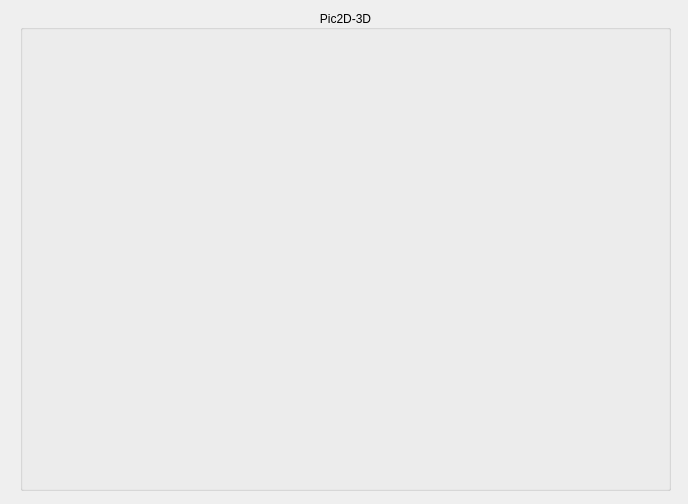
The window that widget.ui (bbxytl/Head3D_Qt_OpenGL) describes before a commit, drawn with Qt 5.
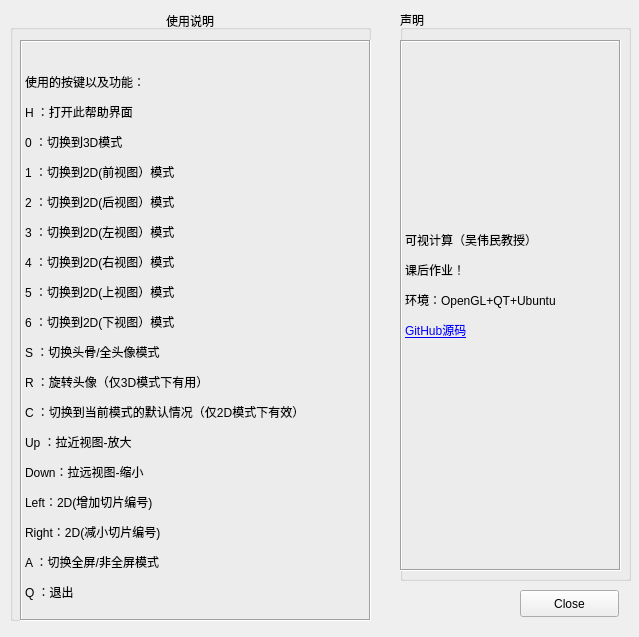
The same window after the commit.

```diff
--- a/widget.ui
+++ b/widget.ui
@@ -6,8 +6,8 @@
    <rect>
     <x>0</x>
     <y>0</y>
-    <width>688</width>
-    <height>504</height>
+    <width>639</width>
+    <height>637</height>
    </rect>
   </property>
   <property name="windowTitle">
@@ -16,32 +16,89 @@
   <widget class="QGroupBox" name="groupBox">
    <property name="geometry">
     <rect>
-     <x>20</x>
+     <x>10</x>
      <y>10</y>
-     <width>651</width>
-     <height>481</height>
+     <width>361</width>
+     <height>611</height>
     </rect>
    </property>
    <property name="layoutDirection">
     <enum>Qt::LeftToRight</enum>
    </property>
    <property name="title">
-    <string>Pic2D-3D</string>
+    <string>使用说明</string>
    </property>
    <property name="alignment">
     <set>Qt::AlignCenter</set>
    </property>
-   <widget class="QWidget" name="widget_nehe" native="true">
+   <widget class="QLabel" name="label">
+    <property name="geometry">
+     <rect>
+      <x>10</x>
+      <y>30</y>
+      <width>351</width>
+      <height>581</height>
+     </rect>
+    </property>
+    <property name="frameShape">
+     <enum>QFrame::Box</enum>
+    </property>
+    <property name="frameShadow">
+     <enum>QFrame::Sunken</enum>
+    </property>
+    <property name="text">
+     <string>&lt;html&gt;&lt;head/&gt;&lt;body&gt;&lt;p&gt;&lt;br/&gt;使用的按键以及功能：&lt;/p&gt;&lt;p&gt;H ：打开此帮助界面 &lt;/p&gt;&lt;p&gt;0 ：切换到3D模式 &lt;/p&gt;&lt;p&gt;1 ：切换到2D(前视图）模式 &lt;/p&gt;&lt;p&gt;2 ：切换到2D(后视图）模式 &lt;/p&gt;&lt;p&gt;3 ：切换到2D(左视图）模式 &lt;/p&gt;&lt;p&gt;4 ：切换到2D(右视图）模式 &lt;/p&gt;&lt;p&gt;5 ：切换到2D(上视图）模式 &lt;/p&gt;&lt;p&gt;6 ：切换到2D(下视图）模式&lt;/p&gt;&lt;p&gt;S ：切换头骨/全头像模式&lt;/p&gt;&lt;p&gt;R ：旋转头像（仅3D模式下有用）&lt;/p&gt;&lt;p&gt;C ：切换到当前模式的默认情况（仅2D模式下有效）&lt;/p&gt;&lt;p&gt;Up ：拉近视图-放大&lt;/p&gt;&lt;p&gt;Down：拉远视图-缩小&lt;/p&gt;&lt;p&gt;Left：2D(增加切片编号)&lt;/p&gt;&lt;p&gt;Right：2D(减小切片编号)&lt;/p&gt;&lt;p&gt;A ：切换全屏/非全屏模式&lt;/p&gt;&lt;p&gt;Q ：退出&lt;/p&gt;&lt;/body&gt;&lt;/html&gt;</string>
+    </property>
+   </widget>
+  </widget>
+  <widget class="QGroupBox" name="groupBox_2">
+   <property name="geometry">
+    <rect>
+     <x>400</x>
+     <y>10</y>
+     <width>231</width>
+     <height>571</height>
+    </rect>
+   </property>
+   <property name="layoutDirection">
+    <enum>Qt::LeftToRight</enum>
+   </property>
+   <property name="title">
+    <string>声明</string>
+   </property>
+   <widget class="QLabel" name="label_2">
     <property name="geometry">
      <rect>
       <x>0</x>
       <y>30</y>
-      <width>471</width>
-      <height>411</height>
+      <width>221</width>
+      <height>531</height>
      </rect>
     </property>
+    <property name="frameShape">
+     <enum>QFrame::Box</enum>
+    </property>
+    <property name="frameShadow">
+     <enum>QFrame::Sunken</enum>
+    </property>
+    <property name="text">
+     <string>&lt;html&gt;&lt;head/&gt;&lt;body&gt;&lt;p&gt;可视计算（吴伟民教授）&lt;/p&gt;&lt;p&gt;课后作业！&lt;/p&gt;&lt;p&gt;环境：OpenGL+QT+Ubuntu&lt;/p&gt;&lt;p&gt;&lt;a href=&quot;https://github.com/bbxytl/Head3D_Qt_OpenGL&quot;&gt;&lt;span style=&quot; text-decoration: underline; color:#0000ff;&quot;&gt;GitHub源码&lt;/span&gt;&lt;/a&gt;&lt;/p&gt;&lt;p&gt;&lt;br/&gt;&lt;/p&gt;&lt;/body&gt;&lt;/html&gt;</string>
+    </property>
    </widget>
   </widget>
+  <widget class="QPushButton" name="pushButton">
+   <property name="geometry">
+    <rect>
+     <x>520</x>
+     <y>590</y>
+     <width>99</width>
+     <height>27</height>
+    </rect>
+   </property>
+   <property name="text">
+    <string>Close</string>
+   </property>
+  </widget>
  </widget>
  <layoutdefault spacing="6" margin="11"/>
  <resources/>
```
